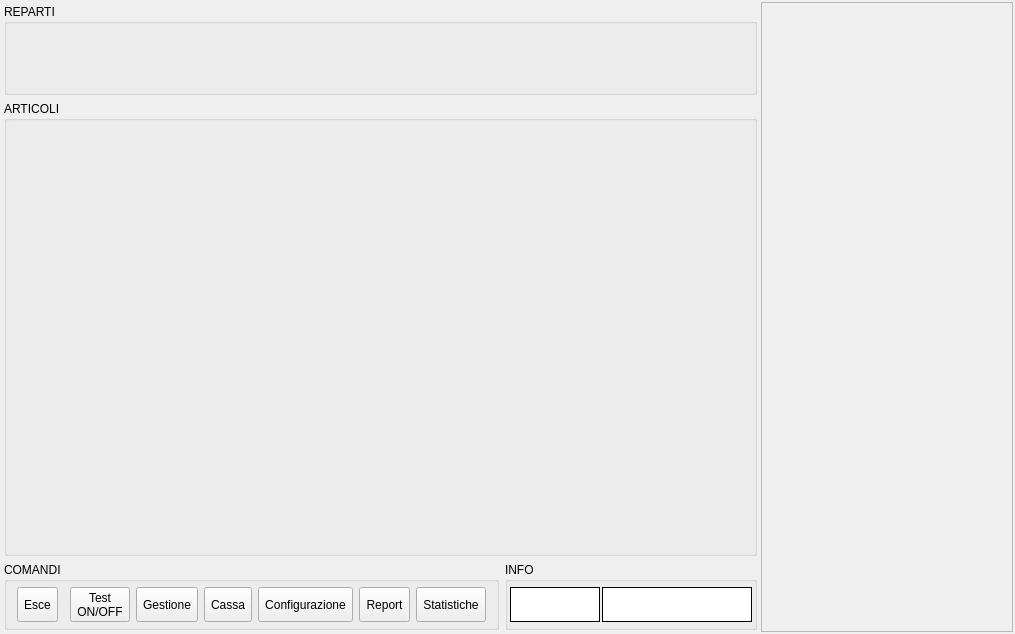
First picture: the form in src/mainwindow.ui, repository mtonin/gestcassa, before the edit.
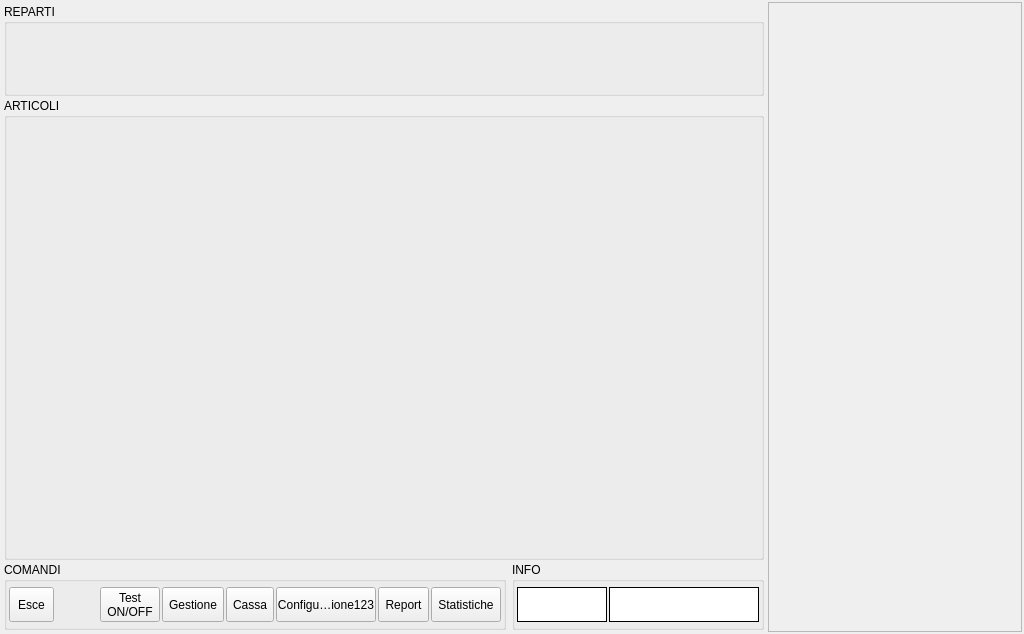
Second picture: the form after the edit. Icons and pictures are not drawn.

Patch:
```diff
--- a/src/mainwindow.ui
+++ b/src/mainwindow.ui
@@ -9,7 +9,7 @@
    <rect>
     <x>0</x>
     <y>0</y>
-    <width>1015</width>
+    <width>1024</width>
     <height>634</height>
    </rect>
   </property>
@@ -30,7 +30,7 @@
      <verstretch>0</verstretch>
     </sizepolicy>
    </property>
-   <layout class="QHBoxLayout" name="horizontalLayout_2" stretch="3,1">
+   <layout class="QHBoxLayout" name="horizontalLayout_2" stretch="0,0">
     <property name="spacing">
      <number>2</number>
     </property>
@@ -39,6 +39,12 @@
     </property>
     <item>
      <widget class="QFrame" name="workAreaFrame">
+      <property name="sizePolicy">
+       <sizepolicy hsizetype="Preferred" vsizetype="Preferred">
+        <horstretch>3</horstretch>
+        <verstretch>0</verstretch>
+       </sizepolicy>
+      </property>
       <property name="frameShape">
        <enum>QFrame::NoFrame</enum>
       </property>
@@ -46,6 +52,9 @@
        <enum>QFrame::Raised</enum>
       </property>
       <layout class="QVBoxLayout" name="verticalLayout">
+       <property name="spacing">
+        <number>2</number>
+       </property>
        <property name="margin">
         <number>2</number>
        </property>
@@ -124,12 +133,12 @@
         </widget>
        </item>
        <item>
-        <layout class="QHBoxLayout" name="horizontalLayout_5" stretch="3,1">
+        <layout class="QHBoxLayout" name="horizontalLayout_5">
          <item>
           <widget class="QGroupBox" name="comandiBox">
            <property name="sizePolicy">
-            <sizepolicy hsizetype="Preferred" vsizetype="Preferred">
-             <horstretch>0</horstretch>
+            <sizepolicy hsizetype="MinimumExpanding" vsizetype="Preferred">
+             <horstretch>3</horstretch>
              <verstretch>1</verstretch>
             </sizepolicy>
            </property>
@@ -143,14 +152,17 @@
             <string>COMANDI</string>
            </property>
            <layout class="QHBoxLayout" name="horizontalLayout">
+            <property name="spacing">
+             <number>2</number>
+            </property>
             <property name="leftMargin">
-             <number>10</number>
+             <number>2</number>
             </property>
             <property name="topMargin">
              <number>5</number>
             </property>
             <property name="rightMargin">
-             <number>10</number>
+             <number>2</number>
             </property>
             <property name="bottomMargin">
              <number>5</number>
@@ -158,7 +170,7 @@
             <item>
              <widget class="QToolButton" name="closeBtn">
               <property name="sizePolicy">
-               <sizepolicy hsizetype="Expanding" vsizetype="Expanding">
+               <sizepolicy hsizetype="MinimumExpanding" vsizetype="Expanding">
                 <horstretch>0</horstretch>
                 <verstretch>0</verstretch>
                </sizepolicy>
@@ -196,11 +208,11 @@
                <enum>Qt::Horizontal</enum>
               </property>
               <property name="sizeType">
-               <enum>QSizePolicy::Expanding</enum>
+               <enum>QSizePolicy::MinimumExpanding</enum>
               </property>
               <property name="sizeHint" stdset="0">
                <size>
-                <width>10</width>
+                <width>0</width>
                 <height>20</height>
                </size>
               </property>
@@ -209,7 +221,7 @@
             <item>
              <widget class="QToolButton" name="testBtn">
               <property name="sizePolicy">
-               <sizepolicy hsizetype="Expanding" vsizetype="Expanding">
+               <sizepolicy hsizetype="MinimumExpanding" vsizetype="Expanding">
                 <horstretch>0</horstretch>
                 <verstretch>0</verstretch>
                </sizepolicy>
@@ -242,7 +254,7 @@
             <item>
              <widget class="QToolButton" name="gestioneBtn">
               <property name="sizePolicy">
-               <sizepolicy hsizetype="Expanding" vsizetype="Expanding">
+               <sizepolicy hsizetype="MinimumExpanding" vsizetype="Expanding">
                 <horstretch>0</horstretch>
                 <verstretch>0</verstretch>
                </sizepolicy>
@@ -274,7 +286,7 @@
             <item>
              <widget class="QToolButton" name="cassaBtn">
               <property name="sizePolicy">
-               <sizepolicy hsizetype="Expanding" vsizetype="Expanding">
+               <sizepolicy hsizetype="MinimumExpanding" vsizetype="Expanding">
                 <horstretch>0</horstretch>
                 <verstretch>0</verstretch>
                </sizepolicy>
@@ -306,7 +318,7 @@
             <item>
              <widget class="QToolButton" name="configurazioneBtn">
               <property name="sizePolicy">
-               <sizepolicy hsizetype="Expanding" vsizetype="Expanding">
+               <sizepolicy hsizetype="MinimumExpanding" vsizetype="Expanding">
                 <horstretch>0</horstretch>
                 <verstretch>0</verstretch>
                </sizepolicy>
@@ -318,7 +330,7 @@
                </size>
               </property>
               <property name="text">
-               <string>Configurazione</string>
+               <string>Configurazione123</string>
               </property>
               <property name="icon">
                <iconset resource="risorse.qrc">
@@ -341,7 +353,7 @@
             <item>
              <widget class="QToolButton" name="reportBtn">
               <property name="sizePolicy">
-               <sizepolicy hsizetype="Expanding" vsizetype="Expanding">
+               <sizepolicy hsizetype="MinimumExpanding" vsizetype="Expanding">
                 <horstretch>0</horstretch>
                 <verstretch>0</verstretch>
                </sizepolicy>
@@ -376,7 +388,7 @@
             <item>
              <widget class="QToolButton" name="statsBtn">
               <property name="sizePolicy">
-               <sizepolicy hsizetype="Expanding" vsizetype="Expanding">
+               <sizepolicy hsizetype="MinimumExpanding" vsizetype="Expanding">
                 <horstretch>0</horstretch>
                 <verstretch>0</verstretch>
                </sizepolicy>
@@ -415,8 +427,8 @@
           <widget class="QGroupBox" name="infoBox">
            <property name="sizePolicy">
             <sizepolicy hsizetype="Preferred" vsizetype="Preferred">
-             <horstretch>0</horstretch>
-             <verstretch>0</verstretch>
+             <horstretch>1</horstretch>
+             <verstretch>1</verstretch>
             </sizepolicy>
            </property>
            <property name="title">
@@ -483,7 +495,7 @@
               <property name="maximumSize">
                <size>
                 <width>150</width>
-                <height>71</height>
+                <height>16777215</height>
                </size>
               </property>
               <property name="styleSheet">
@@ -507,6 +519,12 @@
     </item>
     <item>
      <widget class="QStackedWidget" name="latoStackedWidget">
+      <property name="sizePolicy">
+       <sizepolicy hsizetype="Preferred" vsizetype="Preferred">
+        <horstretch>1</horstretch>
+        <verstretch>0</verstretch>
+       </sizepolicy>
+      </property>
       <property name="frameShape">
        <enum>QFrame::StyledPanel</enum>
       </property>
```
